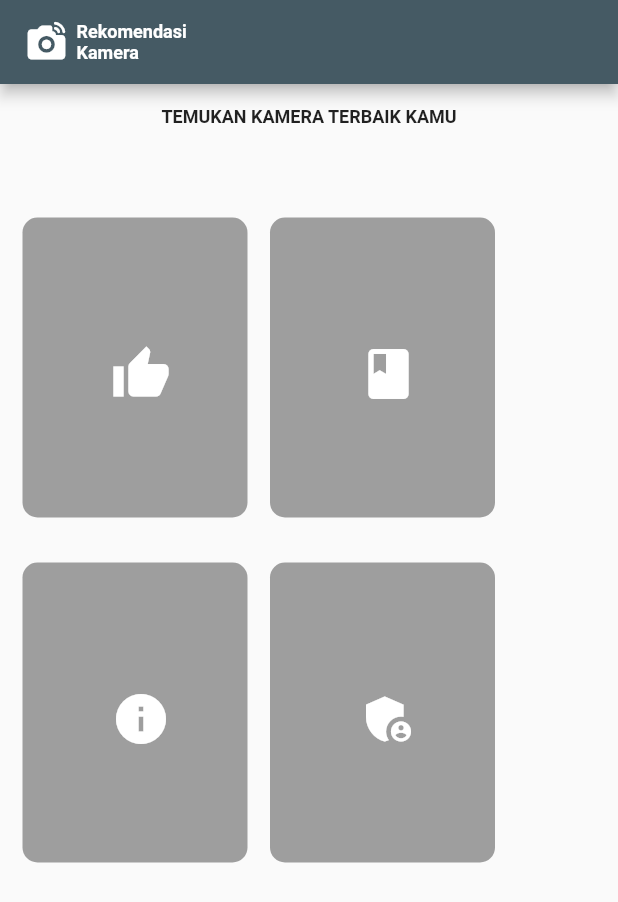
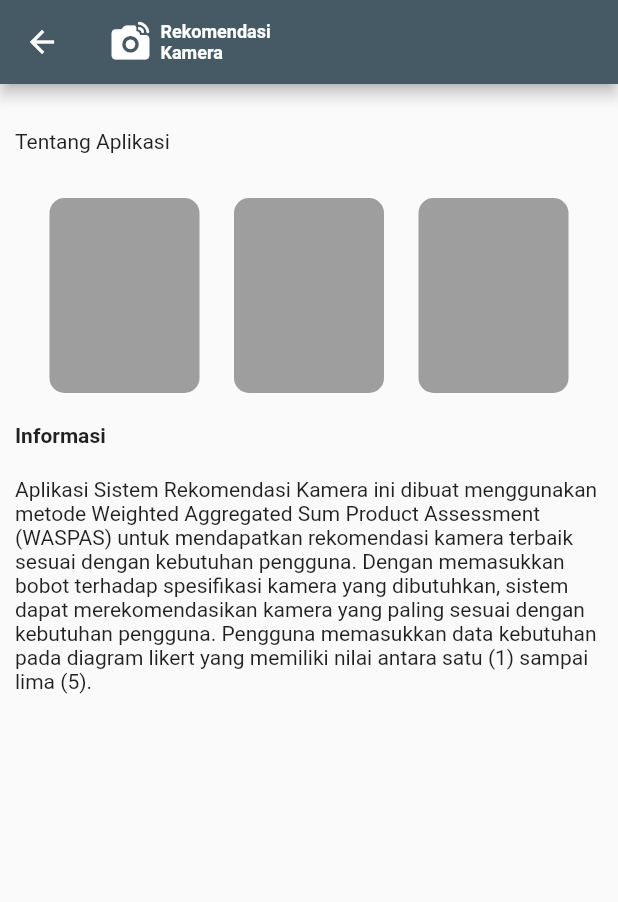
Before and after one commit to lamser69/rekomendasi_kamera_s, a Flutter app: the screen it shows after launch, after a tap on the "info" icon, on a phone screen of 412 x 824 dp. Shown: the top 902 px of the screen. Run offline on Flutter 3.47's test engine with Material 2 defaults, Android fonts, the phone set to English and light mode, and no system bars.

Commit message:
update v2
update page

```diff
--- a/lib/home.dart
+++ b/lib/home.dart
@@ -1,4 +1,6 @@
 import 'package:flutter/material.dart';
+import 'package:projec_latihan1/page/admin.dart';
+import './page/tentang.dart';
 
 class home extends StatelessWidget {
   const home({
@@ -51,13 +53,16 @@ class home extends StatelessWidget {
           Row(
             children: [
               Container(
+                // alignment: Alignment.center,
                   margin: EdgeInsets.all(15),
                   width: 150,
                   height: 200,
                   decoration: BoxDecoration(
                       color: Colors.grey, borderRadius: BorderRadius.circular(10)),
-                  child: Center(
-                    child: IconButton(
+                  child: Column(
+                    mainAxisAlignment: MainAxisAlignment.center,
+                    children: [
+                    IconButton(
                       icon: const Icon(
                         Icons.thumb_up,
                         color: Colors.white,
@@ -65,15 +70,20 @@ class home extends StatelessWidget {
                       ),
                       onPressed: () {},
                     ),
-                  )),
+                    Text("Rekomendasi", style: TextStyle(fontSize: 12, fontWeight: FontWeight.bold))
+                  ],)
+                  ),
+
                   Container(
 
                   width: 150,
                   height: 200,
                   decoration: BoxDecoration(
                       color: Colors.grey, borderRadius: BorderRadius.circular(10)),
-                  child: Center(
-                    child: IconButton(
+                  child: Column(
+                    mainAxisAlignment: MainAxisAlignment.center,
+                    children: [
+                    IconButton(
                       icon: const Icon(
                         Icons.book,
                         color: Colors.white,
@@ -81,7 +91,11 @@ class home extends StatelessWidget {
                       ),
                       onPressed: () {},
                     ),
-                  )),
+                    Text("Katalog", style: TextStyle(fontSize: 12, fontWeight: FontWeight.bold))
+                    ,
+                    Text("Kamera", style: TextStyle(fontSize: 12, fontWeight: FontWeight.bold))
+                  ],)
+                  ),
             ],
           ),
           Row(
@@ -92,32 +106,56 @@ class home extends StatelessWidget {
                   height: 200,
                   decoration: BoxDecoration(
                       color: Colors.grey, borderRadius: BorderRadius.circular(10)),
-                  child: Center(
-                    child: IconButton(
+                  child: Column(
+                    mainAxisAlignment: MainAxisAlignment.center,
+                    children: [
+                      IconButton(
                       icon: const Icon(
                         Icons.info,
                         color: Colors.white,
                         size: 40,
                       ),
-                      onPressed: () {},
+                      onPressed: () {
+                        Navigator.of(context).push(
+                          MaterialPageRoute(
+                            builder:(context) {
+                              return tentang();
+                            },)
+                        );
+                      },
                     ),
-                  )),
+                    Text("Tentang", style: TextStyle(fontSize: 12, fontWeight: FontWeight.bold))
+                    ],
+                  )
+                  ),
                   Container(
 
                   width: 150,
                   height: 200,
                   decoration: BoxDecoration(
                       color: Colors.grey, borderRadius: BorderRadius.circular(10)),
-                  child: Center(
-                    child: IconButton(
+                  child: Column(
+                    mainAxisAlignment: MainAxisAlignment.center,
+                    children: [
+                      IconButton(
                       icon: const Icon(
                         Icons.admin_panel_settings,
                         color: Colors.white,
                         size: 40,
                       ),
-                      onPressed: () {},
+                      onPressed: () {
+                        Navigator.of(context).push(
+                          MaterialPageRoute(
+                            builder:(context) {
+                              return AdminPage();
+                            },)
+                        );
+                      },
                     ),
-                  )),
+                    Text("Admin", style: TextStyle(fontSize: 12, fontWeight: FontWeight.bold, color: Colors.white))
+                    ],
+                  )
+                  ),
             ],
           ),
         ],
--- /dev/null
+++ b/lib/page/admin.dart
@@ -0,0 +1,37 @@
+import 'package:flutter/material.dart';
+
+class AdminPage extends StatelessWidget {
+  const AdminPage({Key? key}) : super(key: key);
+
+  @override
+  Widget build(BuildContext context) {
+    return Scaffold(appBar: AppBar(
+        backgroundColor: Color(0xFF455A64),
+        title: Center(
+          child: Row(children: [
+            Icon(Icons.linked_camera_rounded, size: 30),
+            SizedBox(
+              width: 5,
+            ),
+            Column(
+              crossAxisAlignment: CrossAxisAlignment.start,
+              children: [
+                Text(
+                  "Rekomendasi",
+                  style: TextStyle(fontSize: 12, fontWeight: FontWeight.bold),
+                ),
+                Text(
+                  "Kamera",
+                  style: TextStyle(fontSize: 12, fontWeight: FontWeight.bold),
+                ),
+              ],
+            )
+          ]),
+        ),
+      ),
+      body: Center(
+        child: Text("COMING SOON MTFK"),
+      ),
+      );
+  }
+}
--- /dev/null
+++ b/lib/page/tentang.dart
@@ -0,0 +1,85 @@
+import 'package:flutter/material.dart';
+
+class tentang extends StatelessWidget {
+  const tentang({Key? key}) : super(key: key);
+
+  @override
+  Widget build(BuildContext context) {
+    return Scaffold(
+      appBar: AppBar(
+        backgroundColor: Color(0xFF455A64),
+        title: Center(
+          child: Row(children: [
+            Icon(Icons.linked_camera_rounded, size: 30),
+            SizedBox(
+              width: 5,
+            ),
+            Column(
+              crossAxisAlignment: CrossAxisAlignment.start,
+              children: [
+                Text(
+                  "Rekomendasi",
+                  style: TextStyle(fontSize: 12, fontWeight: FontWeight.bold),
+                ),
+                Text(
+                  "Kamera",
+                  style: TextStyle(fontSize: 12, fontWeight: FontWeight.bold),
+                ),
+              ],
+            )
+          ]),
+        ),
+      ),
+      body: Padding(
+        padding: const EdgeInsets.symmetric(horizontal: 10),
+        child: ListView(
+          children: [
+            SizedBox(height: 30,),
+
+            Text("Tentang Aplikasi",),
+
+            SizedBox(height: 30,),
+
+            Row(
+              mainAxisAlignment: MainAxisAlignment.spaceEvenly,
+              children: [
+                Container(
+                  width: 100,
+                  height: 130,
+                  decoration: BoxDecoration(
+                    color: Colors.grey,
+                    borderRadius: BorderRadius.circular(10)
+                  ),
+
+                ),
+                Container(
+                  width: 100,
+                  height: 130,
+                  decoration: BoxDecoration(
+                    color: Colors.grey,
+                    borderRadius: BorderRadius.circular(10)
+                  ),
+
+                ),
+                Container(
+                  width: 100,
+                  height: 130,
+                  decoration: BoxDecoration(
+                    color: Colors.grey,
+                    borderRadius: BorderRadius.circular(10)
+                  ),
+
+                ),
+              ],
+            ),
+            SizedBox(height: 20,),
+            Text("Informasi", style: TextStyle(fontWeight: FontWeight.bold),),
+            SizedBox(height: 20,),
+            Text("Aplikasi Sistem Rekomendasi Kamera ini dibuat menggunakan metode Weighted Aggregated Sum Product Assessment (WASPAS) untuk mendapatkan rekomendasi kamera terbaik sesuai dengan kebutuhan pengguna. Dengan memasukkan bobot terhadap spesifikasi kamera yang dibutuhkan, sistem dapat merekomendasikan kamera yang paling sesuai dengan kebutuhan pengguna. Pengguna memasukkan data kebutuhan pada diagram likert yang memiliki nilai antara satu (1) sampai lima (5)."),
+
+          ],
+        ),
+      )
+    );
+  }
+}
```
